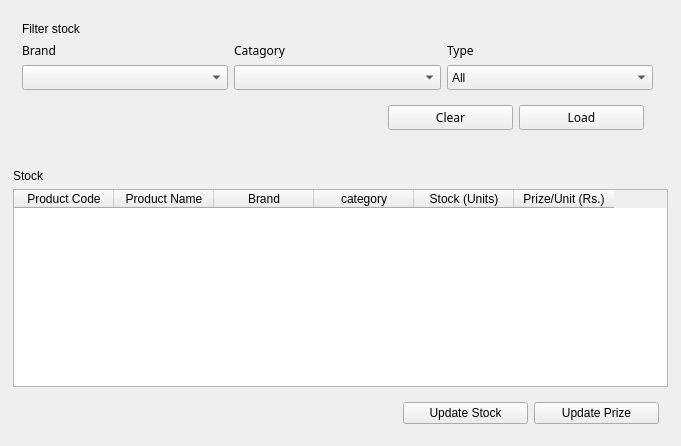
This is ui/stock.ui in sarin32/Supermarket-Inventory-and-Sales-Management-System as Qt 5 draws it before an edit. The edited form follows.
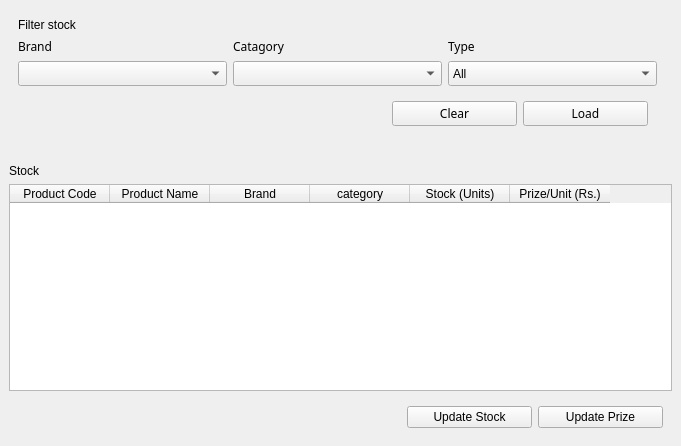
This is the edited form.

```diff
--- a/ui/stock.ui
+++ b/ui/stock.ui
@@ -18,19 +18,19 @@
   </property>
   <layout class="QGridLayout" name="gridLayout">
    <property name="leftMargin">
-    <number>4</number>
+    <number>0</number>
    </property>
    <property name="topMargin">
-    <number>4</number>
+    <number>0</number>
    </property>
    <property name="rightMargin">
-    <number>4</number>
+    <number>0</number>
    </property>
    <property name="bottomMargin">
-    <number>4</number>
+    <number>0</number>
    </property>
    <property name="spacing">
-    <number>3</number>
+    <number>2</number>
    </property>
    <item row="5" column="0">
     <widget class="QFrame" name="frame_5">
```
